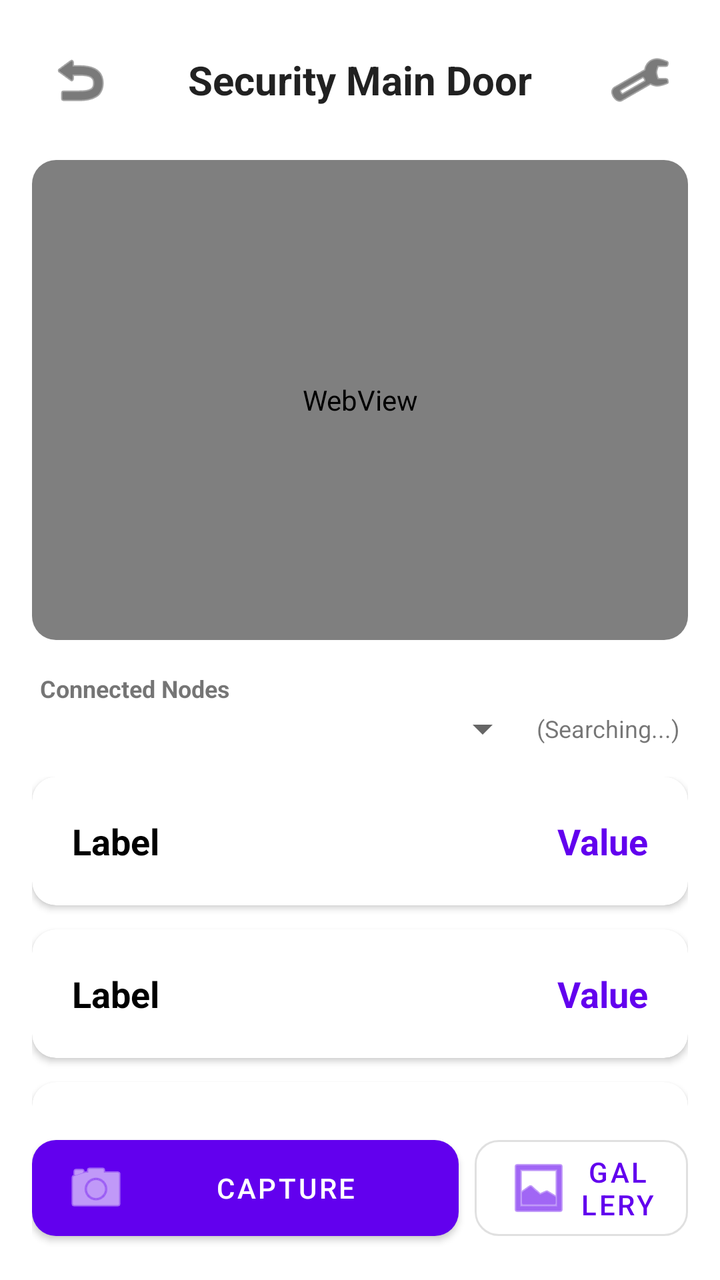
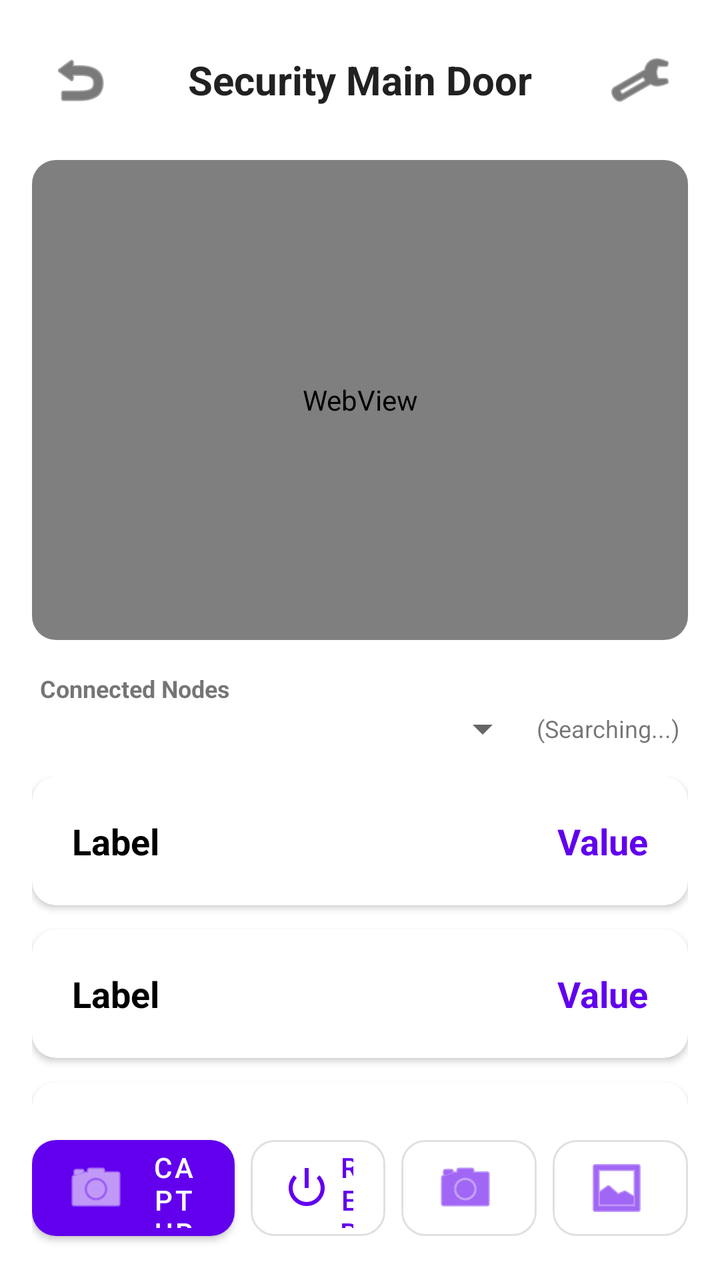

Compare the two renders of this Android layout. The source of the first and the diff that turns it into the second are given below.
<!-- AndroidManifest.xml: application theme Theme.Sample -->
<!-- res/layout/activity_security_main_door.xml -->
<?xml version="1.0" encoding="utf-8"?>
<LinearLayout xmlns:android="http://schemas.android.com/apk/res/android"
    xmlns:app="http://schemas.android.com/apk/res-auto"
    android:layout_width="match_parent"
    android:layout_height="match_parent"
    android:orientation="vertical"
    android:padding="16dp"
    android:background="?android:attr/colorBackground">

    
    <RelativeLayout
        android:layout_width="match_parent"
        android:layout_height="wrap_content"
        android:layout_marginBottom="16dp">

        <ImageButton
            android:id="@+id/btn_back"
            android:layout_width="48dp"
            android:layout_height="48dp"
            android:background="?attr/selectableItemBackgroundBorderless"
            android:src="@android:drawable/ic_menu_revert"
            android:contentDescription="Back"
            app:tint="?android:attr/textColorPrimary" />

        <TextView
            android:layout_width="wrap_content"
            android:layout_height="wrap_content"
            android:layout_centerInParent="true"
            android:text="Security Main Door"
            android:textColor="?android:attr/textColorPrimary"
            android:textSize="20sp"
            android:textStyle="bold" />

        <ImageButton
            android:id="@+id/btn_settings"
            android:layout_width="48dp"
            android:layout_height="48dp"
            android:layout_alignParentEnd="true"
            android:background="?attr/selectableItemBackgroundBorderless"
            android:src="@android:drawable/ic_menu_preferences"
            app:tint="?android:attr/textColorPrimary" />
    </RelativeLayout>

    
    <com.google.android.material.card.MaterialCardView
        android:layout_width="match_parent"
        android:layout_height="240dp"
        app:cardCornerRadius="12dp"
        android:layout_marginBottom="12dp">

        <WebView
            android:id="@+id/video_stream"
            android:layout_width="match_parent"
            android:layout_height="match_parent"
            android:background="#000000" />
    </com.google.android.material.card.MaterialCardView>

    
    <LinearLayout
        android:id="@+id/card_ip_sync"
        android:layout_width="match_parent"
        android:layout_height="wrap_content"
        android:orientation="vertical"
        android:layout_marginBottom="8dp"
        android:padding="4dp">
        <TextView
            android:layout_width="wrap_content"
            android:layout_height="wrap_content"
            android:text="Connected Nodes"
            android:textSize="12sp"
            android:textStyle="bold" />
        <LinearLayout
            android:layout_width="match_parent"
            android:layout_height="wrap_content"
            android:orientation="horizontal"
            android:gravity="center_vertical">
            <Spinner
                android:id="@+id/node_selector"
                android:layout_width="0dp"
                android:layout_height="wrap_content"
                android:layout_weight="1" />
            <TextView
                android:id="@+id/available_nodes_info"
                android:layout_width="wrap_content"
                android:layout_height="wrap_content"
                android:text=" (Searching...)"
                android:textSize="12sp" />
        </LinearLayout>
    </LinearLayout>

    
    <androidx.core.widget.NestedScrollView
        android:layout_width="match_parent"
        android:layout_height="0dp"
        android:layout_weight="1"
        android:fillViewport="true">

        <LinearLayout
            android:layout_width="match_parent"
            android:layout_height="wrap_content"
            android:orientation="vertical">

            
            <include layout="@layout/item_status_row" android:id="@+id/row_pir" />
            <include layout="@layout/item_status_row" android:id="@+id/row_door" />
            <include layout="@layout/item_status_row" android:id="@+id/row_bell" />
            <include layout="@layout/item_status_row" android:id="@+id/row_ldr" />
            <include layout="@layout/item_status_row" android:id="@+id/row_relay" />
            <include layout="@layout/item_status_row" android:id="@+id/row_buzzer" />
            <include layout="@layout/item_status_row" android:id="@+id/row_flash" />
            <include layout="@layout/item_status_row" android:id="@+id/row_temp" />
            <include layout="@layout/item_status_row" android:id="@+id/row_pres" />

            <TextView
                android:id="@+id/sync_status"
                android:layout_width="match_parent"
                android:layout_height="wrap_content"
                android:gravity="center"
                android:text="Connecting..."
                android:padding="8dp" />

            
            <LinearLayout
                android:layout_width="match_parent"
                android:layout_height="wrap_content"
                android:orientation="horizontal"
                android:gravity="center"
                android:layout_marginBottom="12dp">

                <com.google.android.material.button.MaterialButton
                    android:id="@+id/btn_quick_relay"
                    style="@style/Widget.MaterialComponents.Button.TextButton.Icon"
                    android:layout_width="wrap_content"
                    android:layout_height="wrap_content"
                    android:text="Relay"
                    app:icon="@android:drawable/ic_lock_power_off" />

                <com.google.android.material.button.MaterialButton
                    android:id="@+id/btn_quick_buzzer"
                    style="@style/Widget.MaterialComponents.Button.TextButton.Icon"
                    android:layout_width="wrap_content"
                    android:layout_height="wrap_content"
                    android:text="Buzzer"
                    app:icon="@android:drawable/ic_lock_silent_mode" />

                <com.google.android.material.button.MaterialButton
                    android:id="@+id/btn_quick_flash"
                    style="@style/Widget.MaterialComponents.Button.TextButton.Icon"
                    android:layout_width="wrap_content"
                    android:layout_height="wrap_content"
                    android:text="Flash"
                    app:icon="@android:drawable/ic_menu_day" />
            </LinearLayout>

            
            <com.google.android.material.card.MaterialCardView
                android:layout_width="match_parent"
                android:layout_height="120dp"
                android:layout_marginBottom="12dp"
                app:cardCornerRadius="8dp"
                app:cardElevation="1dp">

                <ScrollView
                    android:id="@+id/log_scroll_view"
                    android:layout_width="match_parent"
                    android:layout_height="match_parent"
                    android:background="#1E1E1E"
                    android:padding="8dp">

                    <TextView
                        android:id="@+id/tv_connection_logs"
                        android:layout_width="match_parent"
                        android:layout_height="wrap_content"
                        android:fontFamily="monospace"
                        android:text="Logs will appear here..."
                        android:textColor="#00FF00"
                        android:textSize="10sp" />
                </ScrollView>
            </com.google.android.material.card.MaterialCardView>

            
            <TableLayout
                android:id="@+id/history_table"
                android:layout_width="match_parent"
                android:layout_height="wrap_content"
                android:background="#000000"
                android:padding="8dp"
                android:layout_marginBottom="16dp">

                <TableRow android:background="#333333" android:padding="4dp">
                    <TextView android:text="Time" android:textColor="#FFFFFF" android:padding="8dp" android:textStyle="bold"/>
                    <TextView android:text="Event" android:textColor="#FFFFFF" android:padding="8dp" android:textStyle="bold"/>
                    <TextView android:text="Relay" android:textColor="#FFFFFF" android:padding="8dp" android:textStyle="bold"/>
                </TableRow>
            </TableLayout>
        </LinearLayout>
    </androidx.core.widget.NestedScrollView>

    
    <LinearLayout
        android:layout_width="match_parent"
        android:layout_height="wrap_content"
        android:orientation="horizontal"
        android:paddingTop="8dp"
        android:gravity="center">

        <com.google.android.material.button.MaterialButton
            android:id="@+id/btn_capture"
            android:layout_width="0dp"
            android:layout_height="60dp"
            android:layout_weight="2"
            android:text="Capture"
            app:cornerRadius="12dp"
            android:layout_marginEnd="8dp"
            app:icon="@android:drawable/ic_menu_camera" />

        <com.google.android.material.button.MaterialButton
            android:id="@+id/btn_gallery"
            style="@style/Widget.MaterialComponents.Button.OutlinedButton"
            android:layout_width="0dp"
            android:layout_height="60dp"
            android:layout_weight="1"
            android:text="Gallery"
            app:cornerRadius="12dp"
            app:icon="@android:drawable/ic_menu_gallery" />
    </LinearLayout>

</LinearLayout>
<!-- res/layout/item_status_row.xml (included above) -->
<?xml version="1.0" encoding="utf-8"?>
<com.google.android.material.card.MaterialCardView xmlns:android="http://schemas.android.com/apk/res/android"
    xmlns:app="http://schemas.android.com/apk/res-auto"
    android:layout_width="match_parent"
    android:layout_height="wrap_content"
    android:layout_marginBottom="12dp"
    app:cardCornerRadius="12dp"
    app:cardElevation="2dp">

    <LinearLayout
        android:layout_width="match_parent"
        android:layout_height="wrap_content"
        android:orientation="horizontal"
        android:padding="20dp"
        android:gravity="center_vertical">

        <TextView
            android:id="@+id/label"
            android:layout_width="0dp"
            android:layout_height="wrap_content"
            android:layout_weight="1"
            android:text="Label"
            android:textColor="?attr/colorOnSurface"
            android:textStyle="bold"
            android:textSize="18sp" />

        <com.google.android.material.switchmaterial.SwitchMaterial
            android:id="@+id/sensor_switch"
            android:layout_width="wrap_content"
            android:layout_height="wrap_content"
            android:layout_marginEnd="12dp"
            android:scaleX="1.1"
            android:scaleY="1.1"
            android:visibility="gone" />

        <TextView
            android:id="@+id/value"
            android:layout_width="wrap_content"
            android:layout_height="wrap_content"
            android:text="Value"
            android:textSize="18sp"
            android:textStyle="bold"
            android:textColor="?attr/colorPrimary" />

    </LinearLayout>
</com.google.android.material.card.MaterialCardView>
<!-- resources referenced by this layout -->
<resources>
  <style name="Theme.Sample" parent="Theme.MaterialComponents.DayNight.NoActionBar">
          
          <item name="colorPrimary">@color/purple_500</item>
          <item name="colorPrimaryVariant">@color/purple_700</item>
          <item name="colorOnPrimary">@color/white</item>
          
          <item name="colorSecondary">@color/teal_200</item>
          <item name="colorSecondaryVariant">@color/teal_700</item>
          <item name="colorOnSecondary">@color/black</item>
          
          <item name="android:statusBarColor">?attr/colorPrimaryVariant</item>
          
      </style>
  <color name="purple_500">#FF6200EE</color>
  <color name="purple_700">#FF3700B3</color>
  <color name="white">#FFFFFFFF</color>
  <color name="teal_200">#FF03DAC5</color>
  <color name="teal_700">#FF018786</color>
  <color name="black">#FF000000</color>
</resources>

<!-- the commit's change to res/layout/activity_security_main_door.xml (unified diff, before → after) -->
@@ -43,17 +43,68 @@
 
     
     <com.google.android.material.card.MaterialCardView
+        android:id="@+id/video_card"
         android:layout_width="match_parent"
         android:layout_height="240dp"
         app:cardCornerRadius="12dp"
         android:layout_marginBottom="12dp">
 
-        <WebView
-            android:id="@+id/video_stream"
+        <FrameLayout
             android:layout_width="match_parent"
-            android:layout_height="match_parent"
-            android:background="#000000" />
+            android:layout_height="match_parent">
+
+            <WebView
+                android:id="@+id/video_stream"
+                android:layout_width="match_parent"
+                android:layout_height="match_parent"
+                android:background="#000000" />
+
+            <SurfaceView
+                android:id="@+id/video_surface"
+                android:layout_width="match_parent"
+                android:layout_height="match_parent"
+                android:visibility="gone" />
+
+            <ImageView
+                android:id="@+id/iv_captured_image"
+                android:layout_width="match_parent"
+                android:layout_height="match_parent"
+                android:scaleType="fitCenter"
+                android:background="#000000"
+                android:visibility="gone" />
+
+        </FrameLayout>
     </com.google.android.material.card.MaterialCardView>
+
+    
+    <LinearLayout
+        android:id="@+id/layout_stream_stats"
+        android:layout_width="match_parent"
+        android:layout_height="wrap_content"
+        android:orientation="horizontal"
+        android:gravity="center"
+        android:layout_marginBottom="4dp"
+        android:visibility="gone">
+
+        <TextView
+            android:id="@+id/tv_stream_throughput"
+            android:layout_width="wrap_content"
+            android:layout_height="wrap_content"
+            android:text="Rate: 0.0 kbps"
+            android:textColor="#4CAF50"
+            android:textSize="11sp"
+            android:textStyle="bold"
+            android:layout_marginEnd="16dp" />
+
+        <TextView
+            android:id="@+id/tv_stream_fps"
+            android:layout_width="wrap_content"
+            android:layout_height="wrap_content"
+            android:text="FPS: 0.0"
+            android:textColor="#4CAF50"
+            android:textSize="11sp"
+            android:textStyle="bold" />
+    </LinearLayout>
 
     
     <LinearLayout
@@ -119,38 +170,7 @@
                 android:text="Connecting..."
                 android:padding="8dp" />
 
-            
-            <LinearLayout
-                android:layout_width="match_parent"
-                android:layout_height="wrap_content"
-                android:orientation="horizontal"
-                android:gravity="center"
-                android:layout_marginBottom="12dp">
-
-                <com.google.android.material.button.MaterialButton
-                    android:id="@+id/btn_quick_relay"
-                    style="@style/Widget.MaterialComponents.Button.TextButton.Icon"
-                    android:layout_width="wrap_content"
-                    android:layout_height="wrap_content"
-                    android:text="Relay"
-                    app:icon="@android:drawable/ic_lock_power_off" />
-
-                <com.google.android.material.button.MaterialButton
-                    android:id="@+id/btn_quick_buzzer"
-                    style="@style/Widget.MaterialComponents.Button.TextButton.Icon"
-                    android:layout_width="wrap_content"
-                    android:layout_height="wrap_content"
-                    android:text="Buzzer"
-                    app:icon="@android:drawable/ic_lock_silent_mode" />
-
-                <com.google.android.material.button.MaterialButton
-                    android:id="@+id/btn_quick_flash"
-                    style="@style/Widget.MaterialComponents.Button.TextButton.Icon"
-                    android:layout_width="wrap_content"
-                    android:layout_height="wrap_content"
-                    android:text="Flash"
-                    app:icon="@android:drawable/ic_menu_day" />
-            </LinearLayout>
+
 
             
             <com.google.android.material.card.MaterialCardView
@@ -208,8 +228,30 @@
             android:id="@+id/btn_capture"
             android:layout_width="0dp"
             android:layout_height="60dp"
-            android:layout_weight="2"
+            android:layout_weight="1.5"
             android:text="Capture"
+            app:cornerRadius="12dp"
+            android:layout_marginEnd="8dp"
+            app:icon="@android:drawable/ic_menu_camera" />
+
+        <com.google.android.material.button.MaterialButton
+            android:id="@+id/btn_reboot"
+            style="@style/Widget.MaterialComponents.Button.OutlinedButton"
+            android:layout_width="0dp"
+            android:layout_height="60dp"
+            android:layout_weight="1"
+            android:text="Reboot"
+            app:cornerRadius="12dp"
+            android:layout_marginEnd="8dp"
+            app:icon="@android:drawable/ic_lock_power_off" />
+
+        <com.google.android.material.button.MaterialButton
+            android:id="@+id/btn_cam_config"
+            style="@style/Widget.MaterialComponents.Button.OutlinedButton"
+            android:layout_width="0dp"
+            android:layout_height="60dp"
+            android:layout_weight="1"
+            android:text="Cam"
             app:cornerRadius="12dp"
             android:layout_marginEnd="8dp"
             app:icon="@android:drawable/ic_menu_camera" />
